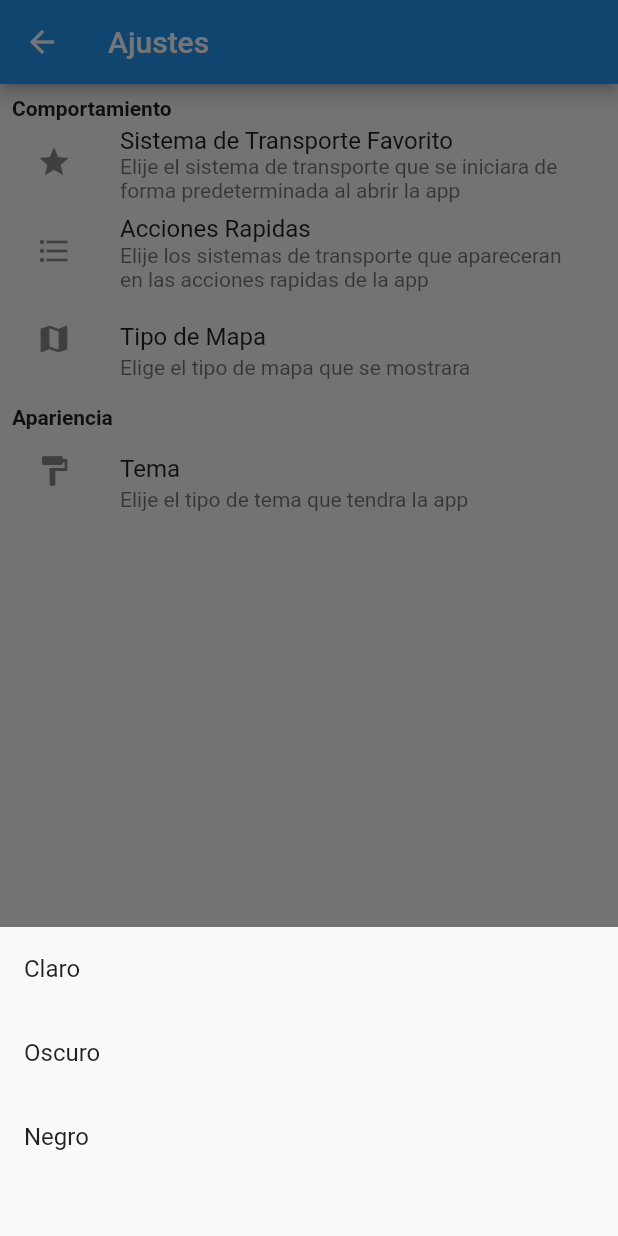
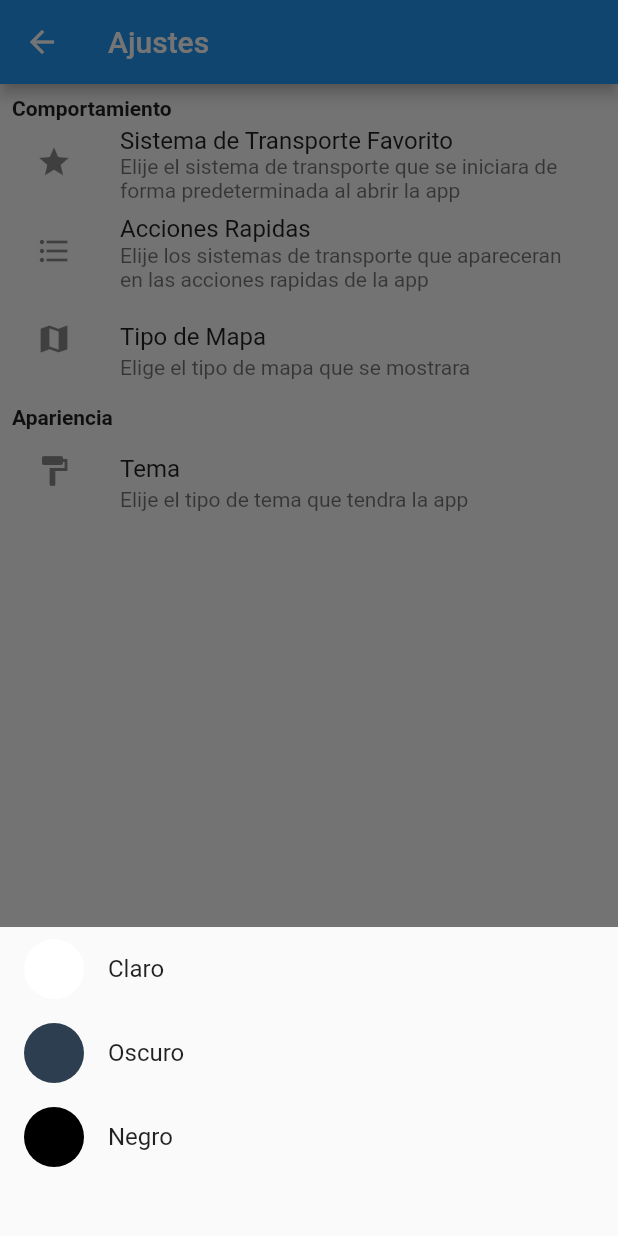
Before and after one commit to rurickdev/Mxtro, a Flutter app: the SettingsScreen screen opened directly with empty values, after a tap on "Tema", on a phone screen of 412 x 824 dp. Run offline on Flutter 3.47's test engine with Material 2 defaults, Android fonts, the phone set to English and light mode, and no system bars; our stand-ins replace community_material_icon, flare_flutter, flutter_lorem, google_maps_flutter, photo_view, share and 1 more; accounts and stored records are empty.

Commit message:
Added Color indicator to the theme bottom sheet

```diff
--- a/lib/ui/screens/settings_screen.dart
+++ b/lib/ui/screens/settings_screen.dart
@@ -15,7 +15,6 @@ class SettingsScreen extends StatelessWidget {
         title: Text('Ajustes'),
       ),
       body: Container(
-        //ToDo: Crear los widgets de los ajustes
         child: ListView(
           padding: EdgeInsets.symmetric(vertical: 8.0, horizontal: 8.0),
           children: <Widget>[
@@ -168,14 +167,23 @@ class Tema extends StatelessWidget {
                   ListTile(
                     title: Text('Claro'),
                     onTap: Navigator.of(context).pop,
+                    leading: CircleAvatar(
+                      backgroundColor: Colors.white,
+                    ),
                   ),
                   ListTile(
                     title: Text('Oscuro'),
                     onTap: Navigator.of(context).pop,
+                    leading: CircleAvatar(
+                      backgroundColor: Color(0xFF2c3e50),
+                    ),
                   ),
                   ListTile(
                     title: Text('Negro'),
                     onTap: Navigator.of(context).pop,
+                    leading: CircleAvatar(
+                      backgroundColor: Colors.black,
+                    ),
                   ),
                 ],
               ),
```
Also changed, not shown: lib/ui/widgets/drawer/drawer_widget.dart (+13 -5 lines).
